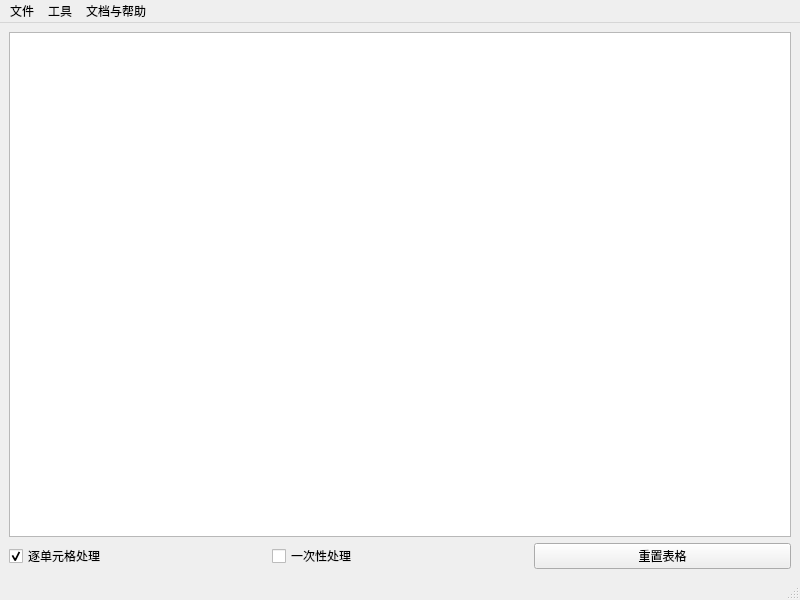
hongzhe12/love-table, file form.ui: the form before one commit.
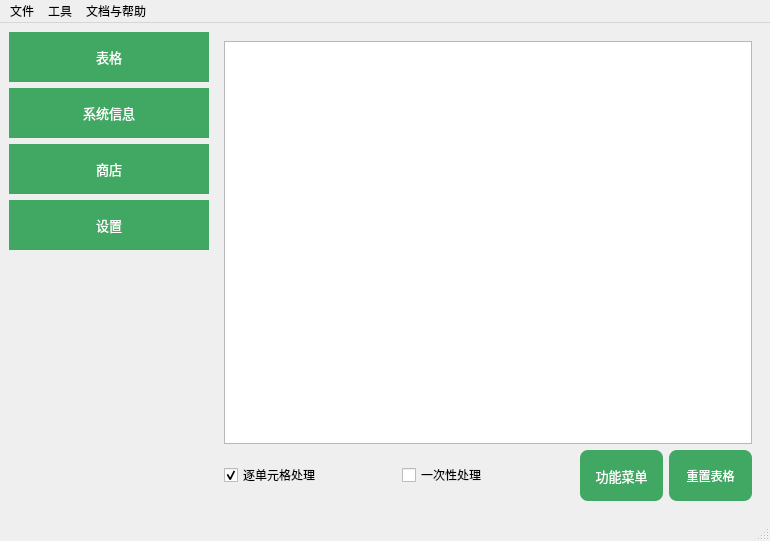
The form after the commit. Icons and pictures are not drawn.

```diff
--- a/form.ui
+++ b/form.ui
@@ -6,62 +6,494 @@
    <rect>
     <x>0</x>
     <y>0</y>
-    <width>800</width>
-    <height>600</height>
+    <width>770</width>
+    <height>541</height>
    </rect>
   </property>
   <property name="windowTitle">
    <string>爱表格</string>
   </property>
+  <property name="windowIcon">
+   <iconset resource="resources.qrc">
+    <normaloff>:/icons/images/logo.ico</normaloff>:/icons/images/logo.ico</iconset>
+  </property>
+  <property name="styleSheet">
+   <string notr="true"/>
+  </property>
   <widget class="QWidget" name="centralwidget">
    <layout class="QGridLayout" name="gridLayout">
     <item row="0" column="0">
-     <layout class="QVBoxLayout" name="verticalLayout">
+     <layout class="QVBoxLayout" name="verticalLayout_2">
       <item>
-       <widget class="QTableWidget" name="tableWidget"/>
+       <widget class="QPushButton" name="pushButton_3">
+        <property name="minimumSize">
+         <size>
+          <width>200</width>
+          <height>50</height>
+         </size>
+        </property>
+        <property name="font">
+         <font>
+          <family>微软雅黑</family>
+          <pointsize>10</pointsize>
+         </font>
+        </property>
+        <property name="styleSheet">
+         <string notr="true">   QPushButton {
+       border-width: 0px;
+       border-style: none;
+       border-color: transparent;
+	   color: rgb(255, 255, 255);
+	   background-color: rgb(65, 168, 99);
+   }</string>
+        </property>
+        <property name="text">
+         <string>表格</string>
+        </property>
+       </widget>
       </item>
       <item>
-       <layout class="QHBoxLayout" name="horizontalLayout">
-        <item>
-         <widget class="QCheckBox" name="checkBox">
-          <property name="minimumSize">
-           <size>
-            <width>111</width>
-            <height>19</height>
-           </size>
-          </property>
-          <property name="text">
-           <string>逐单元格处理</string>
-          </property>
-          <property name="checked">
-           <bool>true</bool>
-          </property>
-         </widget>
-        </item>
-        <item>
-         <widget class="QCheckBox" name="checkBox_2">
-          <property name="minimumSize">
-           <size>
-            <width>111</width>
-            <height>19</height>
-           </size>
-          </property>
-          <property name="text">
-           <string>一次性处理</string>
-          </property>
-         </widget>
-        </item>
-        <item>
-         <widget class="QPushButton" name="pushButton">
-          <property name="text">
-           <string>重置表格</string>
-          </property>
-         </widget>
-        </item>
-       </layout>
+       <widget class="QPushButton" name="pushButton_4">
+        <property name="minimumSize">
+         <size>
+          <width>200</width>
+          <height>50</height>
+         </size>
+        </property>
+        <property name="font">
+         <font>
+          <family>微软雅黑</family>
+          <pointsize>10</pointsize>
+         </font>
+        </property>
+        <property name="styleSheet">
+         <string notr="true">   QPushButton {
+       border-width: 0px;
+       border-style: none;
+       border-color: transparent;
+	   color: rgb(255, 255, 255);
+	   background-color: rgb(65, 168, 99);
+   }</string>
+        </property>
+        <property name="text">
+         <string>系统信息</string>
+        </property>
+       </widget>
+      </item>
+      <item>
+       <widget class="QPushButton" name="pushButton_5">
+        <property name="minimumSize">
+         <size>
+          <width>200</width>
+          <height>50</height>
+         </size>
+        </property>
+        <property name="font">
+         <font>
+          <family>微软雅黑</family>
+          <pointsize>10</pointsize>
+         </font>
+        </property>
+        <property name="styleSheet">
+         <string notr="true">   QPushButton {
+       border-width: 0px;
+       border-style: none;
+       border-color: transparent;
+	   color: rgb(255, 255, 255);
+	   background-color: rgb(65, 168, 99);
+   }</string>
+        </property>
+        <property name="text">
+         <string>商店</string>
+        </property>
+       </widget>
+      </item>
+      <item>
+       <widget class="QPushButton" name="pushButton_6">
+        <property name="minimumSize">
+         <size>
+          <width>200</width>
+          <height>50</height>
+         </size>
+        </property>
+        <property name="font">
+         <font>
+          <family>微软雅黑</family>
+          <pointsize>10</pointsize>
+         </font>
+        </property>
+        <property name="styleSheet">
+         <string notr="true">   QPushButton {
+       border-width: 0px;
+       border-style: none;
+       border-color: transparent;
+	   color: rgb(255, 255, 255);
+	   background-color: rgb(65, 168, 99);
+   }</string>
+        </property>
+        <property name="text">
+         <string>设置</string>
+        </property>
+       </widget>
+      </item>
+      <item>
+       <spacer name="verticalSpacer">
+        <property name="orientation">
+         <enum>Qt::Orientation::Vertical</enum>
+        </property>
+        <property name="sizeHint" stdset="0">
+         <size>
+          <width>20</width>
+          <height>40</height>
+         </size>
+        </property>
+       </spacer>
       </item>
      </layout>
     </item>
+    <item row="0" column="1">
+     <widget class="QStackedWidget" name="stackedWidget">
+      <property name="tabletTracking">
+       <bool>false</bool>
+      </property>
+      <property name="contextMenuPolicy">
+       <enum>Qt::ContextMenuPolicy::DefaultContextMenu</enum>
+      </property>
+      <property name="styleSheet">
+       <string notr="true"/>
+      </property>
+      <property name="currentIndex">
+       <number>0</number>
+      </property>
+      <widget class="QWidget" name="stackedWidgetPage1" native="true">
+       <layout class="QGridLayout" name="gridLayout_2">
+        <item row="0" column="0">
+         <layout class="QVBoxLayout" name="verticalLayout">
+          <item>
+           <widget class="QTableWidget" name="tableWidget">
+            <property name="styleSheet">
+             <string notr="true">QScrollBar:vertical
+{
+    width:8px;
+    background:rgb(0,0,0,0%);
+    margin:0px,0px,0px,0px;
+    padding-top:12px;   /*上预留位置*/
+    padding-bottom:12px;    /*下预留位置*/
+}
+ 
+/*滚动条中滑块的样式*/
+QScrollBar::handle:vertical
+{
+    width:8px;
+    background:rgb(0,0,0,25%);
+    border-radius:4px;
+    min-height:20px;
+}
+ 
+/*鼠标触及滑块样式*/
+QScrollBar::handle:vertical:hover
+{
+    width:9px;
+    background:rgb(0,0,0,50%);
+    border-radius:4px;
+    min-height:20;
+}
+ 
+/*设置下箭头*/
+QScrollBar::add-line:vertical
+{
+    height:12px;
+    width:10px;
+    border-image:url(:/KeyManager/images/icon_pull-down.png);
+    subcontrol-position:bottom;
+}
+ 
+/*设置上箭头*/
+QScrollBar::sub-line:vertical
+{
+    height:12px;
+    width:10px;
+    border-image:url(:/KeyManager/images/icon_pull-up.png);
+    subcontrol-position:top;
+}
+ 
+/*设置下箭头:悬浮状态*/
+QScrollBar::add-line:vertical:hover
+{
+    height:12px;
+    width:10px;
+    border-image:url(:/KeyManager/images/icon_pull-down2.png);
+    subcontrol-position:bottom;
+}
+ 
+/*设置上箭头：悬浮状态*/
+QScrollBar::sub-line:vertical:hover
+{
+    height:12px;
+    width:10px;
+    border-image:url(:/KeyManager/images/icon_pull-up2.png);
+    subcontrol-position:top;
+}
+ 
+/*当滚动条滚动的时候，上面的部分和下面的部分*/
+QScrollBar::add-page:vertical,QScrollBar::sub-page:vertical
+{
+    background:rgb(0,0,0,10%);
+    border-radius:4px;
+}
+
+QScrollBar:horizontal
+{
+    height: 8px;  /* 设置滚动条高度 */
+    background: rgb(0, 0, 0, 0%);  /* 背景透明 */
+    margin: 0px;  /* 外边距 */
+    padding-left: 12px;  /* 左预留位置 */
+    padding-right: 12px;  /* 右预留位置 */
+}
+
+/* 滚动条中滑块的样式 */
+QScrollBar::handle:horizontal
+{
+    height: 8px;  /* 设置滑块高度 */
+    background: rgb(0, 0, 0, 25%);  /* 滑块背景颜色及透明度 */
+    border-radius: 4px;
+    min-width: 20px;  /* 最小宽度 */
+}
+
+/* 鼠标触及滑块样式 */
+QScrollBar::handle:horizontal:hover
+{
+    height: 9px;  /* 鼠标悬停时滑块高度变化 */
+    background: rgb(0, 0, 0, 50%);
+    border-radius: 4px;
+    min-width: 20px;
+}
+
+/* 设置右箭头 */
+QScrollBar::add-line:horizontal
+{
+    width: 12px;
+    height: 10px;
+    border-image: url(:/KeyManager/images/icon_pull-right.png);  /* 对应右箭头图片，需确保资源路径正确 */
+    subcontrol-position: right;
+}
+
+/* 设置左箭头 */
+QScrollBar::sub-line:horizontal
+{
+    width: 12px;
+    height: 10px;
+    border-image: url(:/KeyManager/images/icon_pull-left.png);  /* 对应左箭头图片 */
+    subcontrol-position: left;
+}
+
+/* 设置右箭头:悬浮状态 */
+QScrollBar::add-line:horizontal:hover
+{
+    width: 12px;
+    height: 10px;
+    border-image: url(:/KeyManager/images/icon_pull-right2.png);
+    subcontrol-position: right;
+}
+
+/* 设置左箭头：悬浮状态 */
+QScrollBar::sub-line:horizontal:hover
+{
+    width: 12px;
+    height: 10px;
+    border-image: url(:/KeyManager/images/icon_pull-left2.png);
+    subcontrol-position: left;
+}
+
+/* 当滚动条滚动的时候，左边的部分和右边的部分 */
+QScrollBar::add-page:horizontal, QScrollBar::sub-page:horizontal
+{
+    background: rgb(0, 0, 0, 10%);
+    border-radius: 4px;
+}
+
+
+
+
+</string>
+            </property>
+            <attribute name="horizontalHeaderVisible">
+             <bool>true</bool>
+            </attribute>
+            <attribute name="verticalHeaderVisible">
+             <bool>false</bool>
+            </attribute>
+           </widget>
+          </item>
+          <item>
+           <layout class="QHBoxLayout" name="horizontalLayout">
+            <item>
+             <widget class="QCheckBox" name="checkBox">
+              <property name="minimumSize">
+               <size>
+                <width>111</width>
+                <height>50</height>
+               </size>
+              </property>
+              <property name="text">
+               <string>逐单元格处理</string>
+              </property>
+              <property name="checked">
+               <bool>true</bool>
+              </property>
+             </widget>
+            </item>
+            <item>
+             <widget class="QCheckBox" name="checkBox_2">
+              <property name="minimumSize">
+               <size>
+                <width>111</width>
+                <height>50</height>
+               </size>
+              </property>
+              <property name="text">
+               <string>一次性处理</string>
+              </property>
+             </widget>
+            </item>
+            <item>
+             <layout class="QHBoxLayout" name="horizontalLayout_2">
+              <item>
+               <widget class="QPushButton" name="pushButton_2">
+                <property name="minimumSize">
+                 <size>
+                  <width>81</width>
+                  <height>51</height>
+                 </size>
+                </property>
+                <property name="font">
+                 <font>
+                  <family>微软雅黑</family>
+                  <pointsize>10</pointsize>
+                  <bold>false</bold>
+                 </font>
+                </property>
+                <property name="styleSheet">
+                 <string notr="true">   QPushButton {
+       border-width: 0px;
+       border-style: none;
+       border-color: transparent;
+	   border-radius:8px;
+	   color: rgb(255, 255, 255);
+	   background-color: rgb(65, 168, 99);
+   }</string>
+                </property>
+                <property name="text">
+                 <string>功能菜单</string>
+                </property>
+               </widget>
+              </item>
+              <item>
+               <widget class="QPushButton" name="pushButton">
+                <property name="minimumSize">
+                 <size>
+                  <width>81</width>
+                  <height>51</height>
+                 </size>
+                </property>
+                <property name="styleSheet">
+                 <string notr="true">   QPushButton {
+       border-width: 0px;
+       border-style: none;
+       border-color: transparent;
+	   border-radius:8px;
+	   color: rgb(255, 255, 255);
+	   background-color: rgb(65, 168, 99);
+   }</string>
+                </property>
+                <property name="text">
+                 <string>重置表格</string>
+                </property>
+               </widget>
+              </item>
+             </layout>
+            </item>
+           </layout>
+          </item>
+         </layout>
+        </item>
+       </layout>
+      </widget>
+      <widget class="QWidget" name="stackedWidgetPage2" native="true">
+       <layout class="QGridLayout" name="gridLayout_3">
+        <item row="0" column="0">
+         <widget class="QLabel" name="label">
+          <property name="font">
+           <font>
+            <family>微软雅黑</family>
+            <pointsize>10</pointsize>
+           </font>
+          </property>
+          <property name="text">
+           <string>TextLabel</string>
+          </property>
+          <property name="alignment">
+           <set>Qt::AlignmentFlag::AlignLeading|Qt::AlignmentFlag::AlignLeft|Qt::AlignmentFlag::AlignTop</set>
+          </property>
+         </widget>
+        </item>
+        <item row="1" column="0">
+         <widget class="QPushButton" name="pushButton_7">
+          <property name="minimumSize">
+           <size>
+            <width>0</width>
+            <height>30</height>
+           </size>
+          </property>
+          <property name="text">
+           <string>复制完整信息</string>
+          </property>
+         </widget>
+        </item>
+       </layout>
+      </widget>
+      <widget class="QWidget" name="stackedWidgetPage3" native="true">
+       <layout class="QGridLayout" name="gridLayout_4">
+        <item row="0" column="0">
+         <widget class="QLabel" name="label_2">
+          <property name="font">
+           <font>
+            <family>微软雅黑</family>
+            <pointsize>10</pointsize>
+           </font>
+          </property>
+          <property name="text">
+           <string>商店正在开发中...</string>
+          </property>
+          <property name="alignment">
+           <set>Qt::AlignmentFlag::AlignLeading|Qt::AlignmentFlag::AlignLeft|Qt::AlignmentFlag::AlignTop</set>
+          </property>
+         </widget>
+        </item>
+       </layout>
+      </widget>
+      <widget class="QWidget" name="stackedWidgetPage4" native="true">
+       <layout class="QGridLayout" name="gridLayout_5">
+        <item row="0" column="0">
+         <widget class="QLabel" name="label_3">
+          <property name="font">
+           <font>
+            <family>微软雅黑</family>
+            <pointsize>10</pointsize>
+           </font>
+          </property>
+          <property name="text">
+           <string>设置正在开发中...</string>
+          </property>
+          <property name="alignment">
+           <set>Qt::AlignmentFlag::AlignLeading|Qt::AlignmentFlag::AlignLeft|Qt::AlignmentFlag::AlignTop</set>
+          </property>
+         </widget>
+        </item>
+       </layout>
+      </widget>
+     </widget>
+    </item>
    </layout>
   </widget>
   <widget class="QMenuBar" name="menubar">
@@ -69,7 +501,7 @@
     <rect>
      <x>0</x>
      <y>0</y>
-     <width>800</width>
+     <width>770</width>
      <height>33</height>
     </rect>
    </property>
```
Left out of the diff: 4 changed lines with no effect on the pictures.
